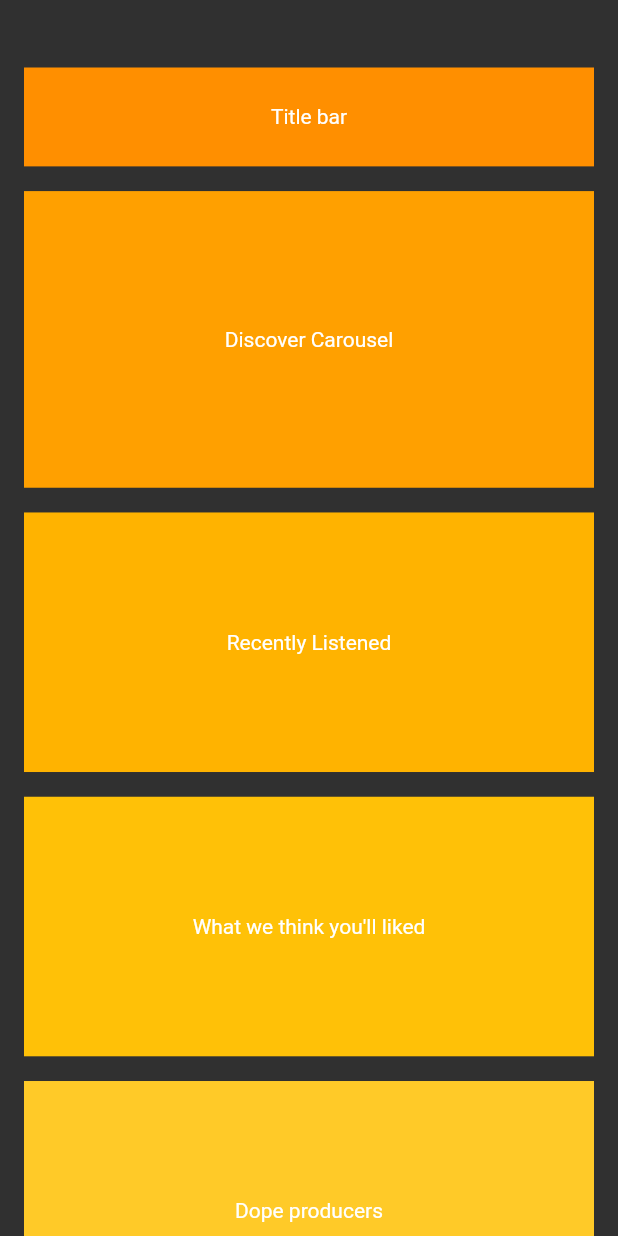
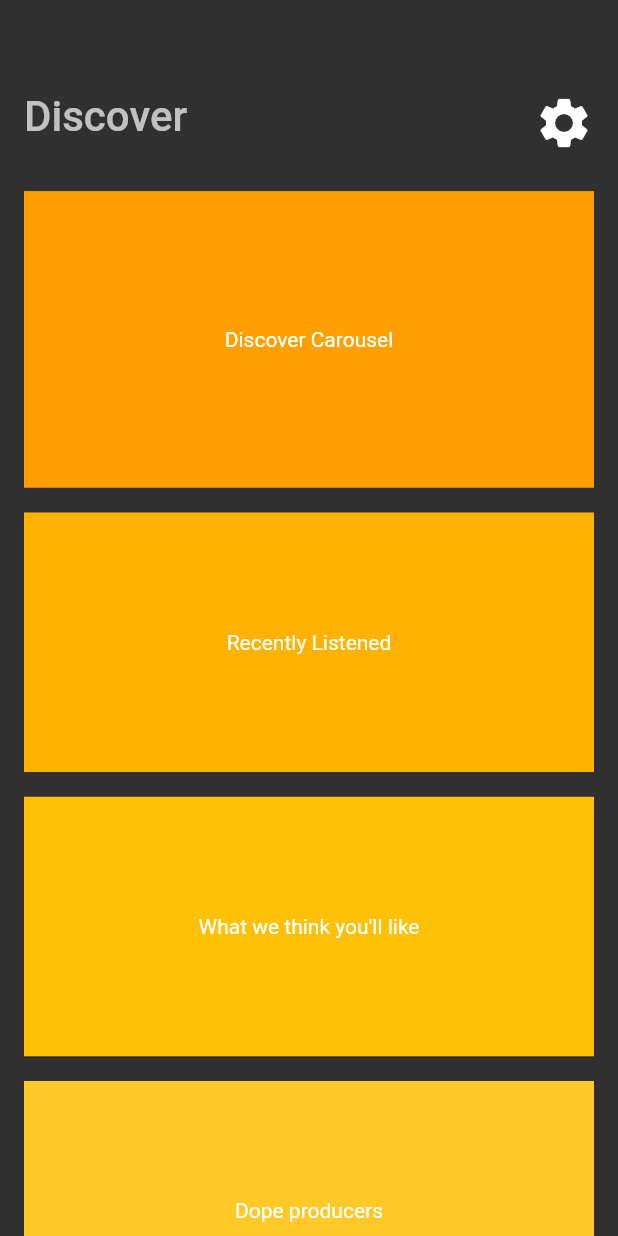
Before and after one commit to JamieThomson97/note_taking_flutter, a Flutter app: the HomePage screen opened by its route, on a phone screen of 412 x 824 dp. Run offline on Flutter 3.47's test engine with Material 2 defaults, Android fonts, the phone set to English and light mode, and no system bars; our stand-ins replace auto_route, bloc, dartz, firebase_auth, firebase_core, flushbar and 5 more; accounts and stored records are empty; generated files the repository leaves out were written again; Roboto replaces fonts that are missing (Proza Libre).

Commit message:
title bar stuff
still waiting for bloc to click

```diff
--- a/lib/presentation/home/home_page.dart
+++ b/lib/presentation/home/home_page.dart
@@ -1,3 +1,4 @@
+import 'package:VeloGo/presentation/home/widgets/title_bar.dart';
 import 'package:flutter/cupertino.dart';
 import 'package:flutter/material.dart';
 
@@ -21,11 +22,7 @@ class HomePage extends StatelessWidget {
         child: ListView(
       padding: const EdgeInsets.fromLTRB(16, 45, 16, 0),
       children: <Widget>[
-        Container(
-          height: titleBarProportion(),
-          color: Colors.amber[800],
-          child: const Center(child: Text('Title bar')),
-        ),
+        TitleBar(height: titleBarProportion()),
         listSpacer,
         Container(
           height: carouselProportion(),
@@ -42,7 +39,7 @@ class HomePage extends StatelessWidget {
         Container(
           height: tileProportion(),
           color: Colors.amber[500],
-          child: const Center(child: Text('What we think you\'ll liked')),
+          child: const Center(child: Text('What we think you\'ll like')),
         ),
         listSpacer,
         Container(
--- /dev/null
+++ b/lib/presentation/home/widgets/title_bar.dart
@@ -0,0 +1,43 @@
+import 'package:VeloGo/application/auth/auth_bloc.dart';
+import 'package:VeloGo/application/auth/sign_in_form/bloc/sign_in_form_bloc.dart';
+import 'package:flutter/cupertino.dart';
+import 'package:flutter/material.dart';
+import 'package:flutter_bloc/flutter_bloc.dart';
+
+class TitleBar extends StatelessWidget {
+  const TitleBar({
+    Key key,
+    @required this.height,
+  }) : super(key: key);
+
+  final double height;
+
+  @override
+  Widget build(BuildContext context) {
+    return BlocConsumer<AuthBloc, AuthState>(listener: (context, state) {
+      // TODO: implement listener
+    }, builder: (context, state) {
+      return Container(
+        height: height,
+        child: Row(
+          children: [
+            Text(
+              'Discover',
+              style: Theme.of(context).textTheme.headline4,
+            ),
+            const Spacer(),
+            IconButton(
+              icon: const Icon(
+                Icons.settings,
+                size: 40,
+              ), // TODO : Get better settings icon (DesignCode?)
+              onPressed: () {
+                context.read<AuthBloc>().add(const AuthEvent.signedOut());
+              },
+            ),
+          ],
+        ),
+      );
+    });
+  }
+}
--- a/lib/presentation/styles.dart
+++ b/lib/presentation/styles.dart
@@ -14,6 +14,7 @@ ThemeData theme = ThemeData(
         color: Colors.white,
       ),
       headline3: TextStyle(fontSize: 36, fontWeight: FontWeight.w300),
+      headline4: TextStyle(fontSize: 28, fontWeight: FontWeight.w500),
       bodyText1: TextStyle(fontSize: 18),
       bodyText2: TextStyle(fontSize: 14),
     ));
```
